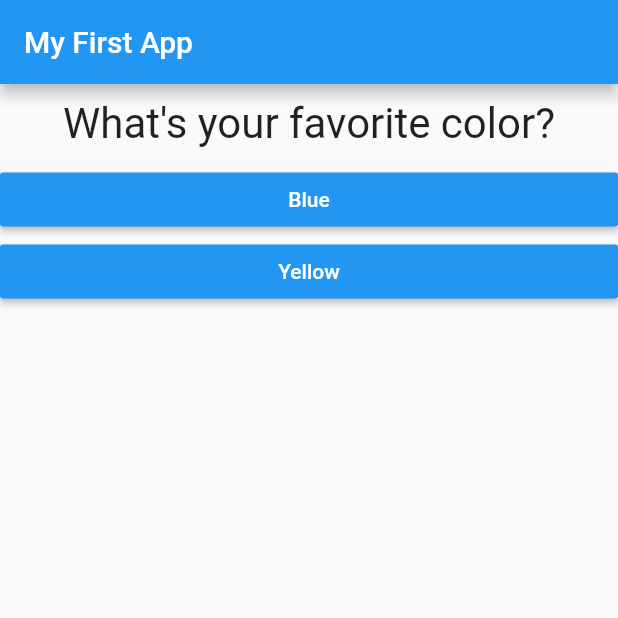
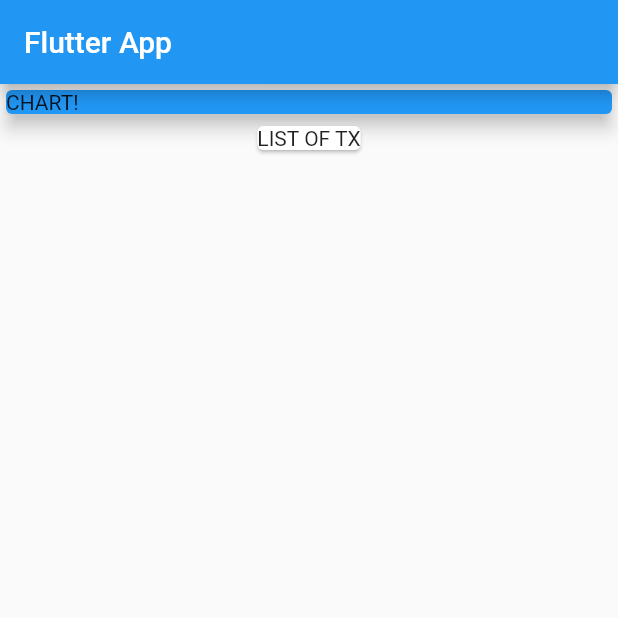
Before and after one commit to mauroef/flutter_complete_guide, a Flutter app: the screen it shows after launch, on a phone screen of 412 x 824 dp, the top half of it. Run offline on Flutter 3.47's test engine with Material 2 defaults, Android fonts, the phone set to English and light mode, and no system bars.

```diff
--- a/lib/answer.dart
+++ /dev/null
@@ -1,21 +0,0 @@
-import 'package:flutter/material.dart';
-
-class Answer extends StatelessWidget {
-  final Function selectHandler;
-  final String answerText;
-
-  Answer(this.selectHandler, this.answerText);
-
-  @override
-  Widget build(BuildContext context) {
-    return Container(
-      width: double.infinity,
-      child: RaisedButton(
-        color: Colors.blue,
-        textColor: Colors.white,
-        child: Text(answerText),
-        onPressed: this.selectHandler,
-      ),
-    );
-  }
-}
--- a/lib/main.dart
+++ b/lib/main.dart
@@ -1,80 +1,42 @@
 import 'package:flutter/material.dart';
 
-import './quiz.dart';
-import './result.dart';
+void main() {
+  runApp(MyApp());
+}
 
-void main() => runApp(MyApp());
-
-class MyApp extends StatefulWidget {
+class MyApp extends StatelessWidget {
+  // This widget is the root of your application.
   @override
-  State<StatefulWidget> createState() {
-    return _MyAppState();
+  Widget build(BuildContext context) {
+    return MaterialApp(
+      title: 'Flutter Demo',
+      home: MyHomePage(),
+    );
   }
 }
 
-class _MyAppState extends State<MyApp> {
-  final _questions = const [
-    {
-      'questionText': 'What\'s your favorite color?',
-      'answers': [
-        {'text': 'Blue', 'score': 1},
-        {'text': 'Yellow', 'score': 7}
-      ]
-    },
-    {
-      'questionText': 'What\'s your favorite animal?',
-      'answers': [
-        {'text': 'Lion', 'score': 4},
-        {'text': 'Tiger', 'score': 2},
-        {'text': 'Horse', 'score': 9},
-        {'text': 'Monkey', 'score': 5},
-        {'text': 'snake', 'score': 8}
-      ]
-    },
-    {
-      'questionText': 'Who\'s your favorite instructor?',
-      'answers': [
-        {'text': 'Max', 'score': 9},
-        {'text': 'Jonh', 'score': 8},
-        {'text': 'David', 'score': 7}
-      ]
-    }
-  ];
-  var _questionIndex = 0;
-  var _totalScore = 0;
-
-  void _resetQuiz() {
-    setState(() {
-      _questionIndex = 0;
-      _totalScore = 0;
-    });
-  }
-
-  void _answerQuestion(int score) {
-    _totalScore += _totalScore;
-    setState(() {
-      _questionIndex = _questionIndex + 1;
-    });
-    print(_questionIndex);
-    if (_questionIndex < _questions.length) {
-      print('We have more questions!');
-    } else {
-      print('No more questions');
-    }
-  }
-
+class MyHomePage extends StatelessWidget {
   @override
   Widget build(BuildContext context) {
-    return MaterialApp(
-        home: Scaffold(
-            appBar: AppBar(
-              title: Text('My First App'),
+    return Scaffold(
+      appBar: AppBar(
+        title: Container(child: Text('Flutter App')),
+      ),
+      body: Column(
+        children: <Widget>[
+          Container(
+            width: double.infinity,
+            child: Card(
+              color: Colors.blue,
+              child: Text('CHART!'),
+              elevation: 5,
             ),
-            body: _questionIndex < _questions.length
-                ? Quiz(
-                    questions: _questions,
-                    questionIndex: _questionIndex,
-                    answerQuestion: _answerQuestion)
-                : Result(_totalScore, _resetQuiz)));
+          ),
+          Card(
+            child: Text('LIST OF TX'),
+          )
+        ],
+      ),
+    );
   }
 }
--- a/lib/question.dart
+++ /dev/null
@@ -1,19 +0,0 @@
-import 'package:flutter/material.dart';
-
-class Question extends StatelessWidget {
-  final String questionText;
-
-  Question({this.questionText});
-
-  @override
-  Widget build(BuildContext context) {
-    return Container(
-        width: double.infinity,
-        margin: EdgeInsets.all(10),
-        child: Text(
-          questionText,
-          style: TextStyle(fontSize: 28),
-          textAlign: TextAlign.center,
-        ));
-  }
-}
--- a/lib/quiz.dart
+++ /dev/null
@@ -1,30 +0,0 @@
-import 'package:flutter/material.dart';
-
-import './question.dart';
-import './answer.dart';
-
-class Quiz extends StatelessWidget {
-  final List<Map<String, Object>> questions;
-  final int questionIndex;
-  final Function answerQuestion;
-
-  Quiz(
-      {@required this.questions,
-      @required this.questionIndex,
-      @required this.answerQuestion});
-
-  @override
-  Widget build(BuildContext context) {
-    return Column(
-      children: <Widget>[
-        Question(
-          questionText: questions[questionIndex]['questionText'],
-        ),
-        ...(questions[questionIndex]['answers'] as List<Map<String, Object>>)
-            .map((answer) {
-          return Answer(() => answerQuestion(answer['score']), answer['text']);
-        }).toList()
-      ],
-    );
-  }
-}
```
Also changed, not shown: lib/result.dart (deleted, +0 -44 lines).
